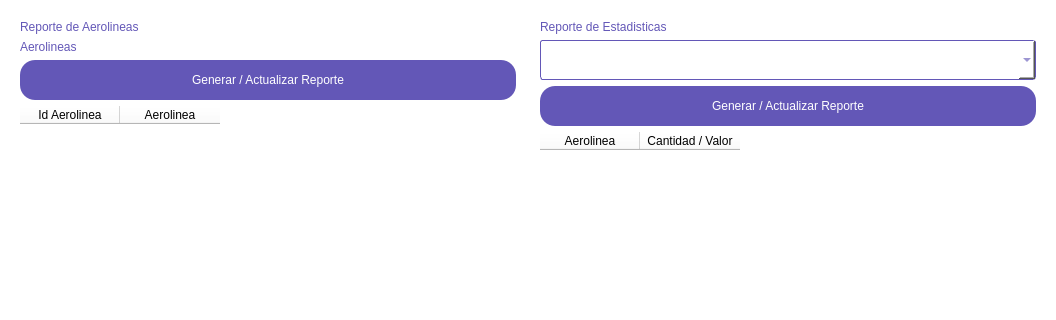
This is GUI/Resources/UI/ReporteAerolineas.ui in difer19/Gestor-de-Hangares as Qt 5 draws it before an edit; both pictures show x 0 to 1056 and y 0 to 320 of the 1056 by 647 pixel window. The edited form follows.
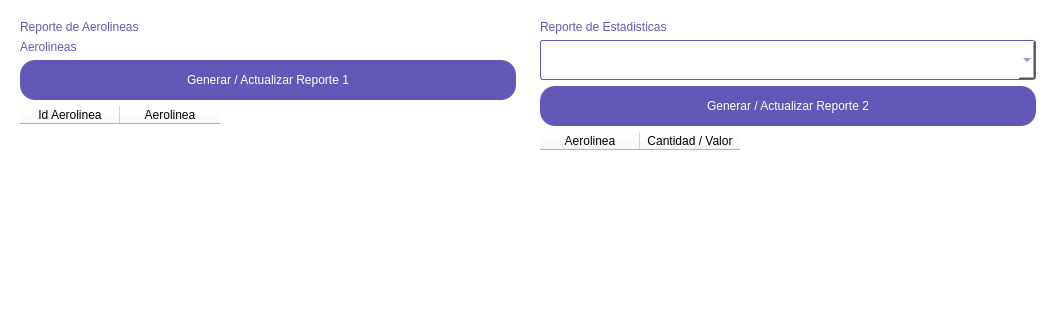
This is the edited form.

```diff
--- a/GUI/Resources/UI/ReporteAerolineas.ui
+++ b/GUI/Resources/UI/ReporteAerolineas.ui
@@ -112,7 +112,7 @@
          </size>
         </property>
         <property name="text">
-         <string>Generar / Actualizar Reporte</string>
+         <string>Generar / Actualizar Reporte 1</string>
         </property>
        </widget>
       </item>
@@ -174,7 +174,7 @@
          </size>
         </property>
         <property name="text">
-         <string>Generar / Actualizar Reporte</string>
+         <string>Generar / Actualizar Reporte 2</string>
         </property>
        </widget>
       </item>
```
